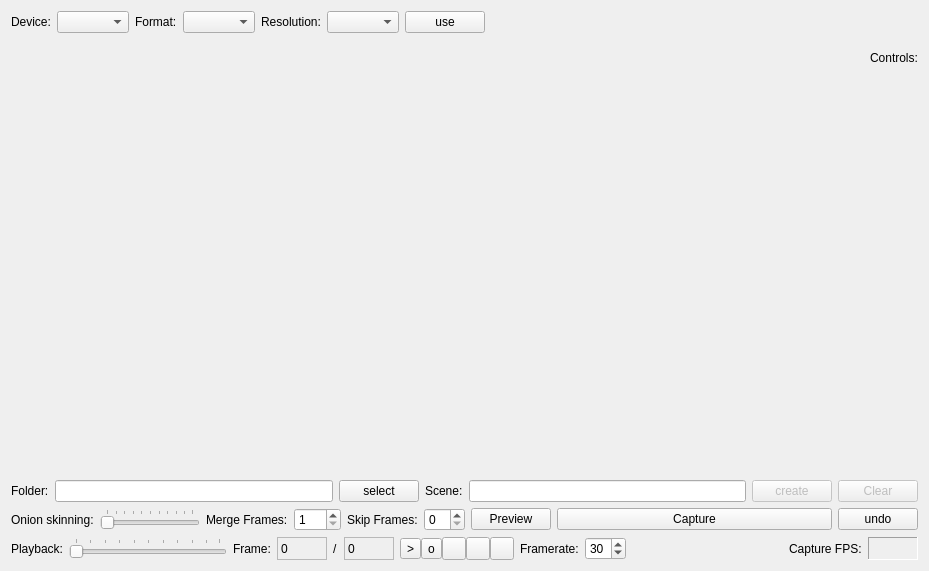
This is video/StopMoCap/trunk/stopmocap.ui in pfedick/openstopmotion as Qt 5 draws it before an edit. The edited form follows.
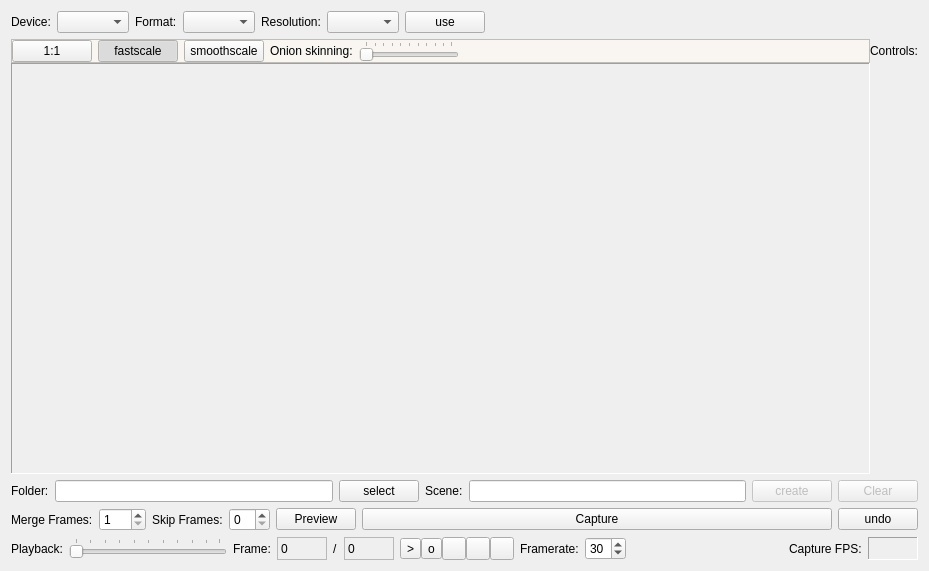
This is the edited form. Icons and pictures are not drawn.

What changed in the file:
```diff
--- a/video/StopMoCap/trunk/stopmocap.ui
+++ b/video/StopMoCap/trunk/stopmocap.ui
@@ -75,22 +75,12 @@
    <item>
     <layout class="QGridLayout" name="gridLayout">
      <property name="topMargin">
-      <number>9</number>
+      <number>0</number>
      </property>
-     <item row="0" column="0">
-      <spacer name="horizontalSpacer_2">
-       <property name="orientation">
-        <enum>Qt::Horizontal</enum>
-       </property>
-       <property name="sizeHint" stdset="0">
-        <size>
-         <width>40</width>
-         <height>20</height>
-        </size>
-       </property>
-      </spacer>
-     </item>
-     <item row="0" column="1">
+     <property name="spacing">
+      <number>0</number>
+     </property>
+     <item row="0" column="2">
       <widget class="QLabel" name="label_11">
        <property name="sizePolicy">
         <sizepolicy hsizetype="Preferred" vsizetype="Fixed">
@@ -98,6 +88,12 @@
          <verstretch>0</verstretch>
         </sizepolicy>
        </property>
+       <property name="frameShape">
+        <enum>QFrame::NoFrame</enum>
+       </property>
+       <property name="frameShadow">
+        <enum>QFrame::Plain</enum>
+       </property>
        <property name="text">
         <string>Controls:</string>
        </property>
@@ -106,123 +102,7 @@
        </property>
       </widget>
      </item>
-     <item row="1" column="0">
-      <widget class="QLabel" name="viewer">
-       <property name="sizePolicy">
-        <sizepolicy hsizetype="Ignored" vsizetype="Ignored">
-         <horstretch>0</horstretch>
-         <verstretch>0</verstretch>
-        </sizepolicy>
-       </property>
-       <property name="palette">
-        <palette>
-         <active>
-          <colorrole role="Button">
-           <brush brushstyle="SolidPattern">
-            <color alpha="255">
-             <red>0</red>
-             <green>0</green>
-             <blue>0</blue>
-            </color>
-           </brush>
-          </colorrole>
-          <colorrole role="Base">
-           <brush brushstyle="SolidPattern">
-            <color alpha="255">
-             <red>252</red>
-             <green>252</green>
-             <blue>252</blue>
-            </color>
-           </brush>
-          </colorrole>
-          <colorrole role="Window">
-           <brush brushstyle="SolidPattern">
-            <color alpha="255">
-             <red>0</red>
-             <green>0</green>
-             <blue>0</blue>
-            </color>
-           </brush>
-          </colorrole>
-         </active>
-         <inactive>
-          <colorrole role="Button">
-           <brush brushstyle="SolidPattern">
-            <color alpha="255">
-             <red>0</red>
-             <green>0</green>
-             <blue>0</blue>
-            </color>
-           </brush>
-          </colorrole>
-          <colorrole role="Base">
-           <brush brushstyle="SolidPattern">
-            <color alpha="255">
-             <red>252</red>
-             <green>252</green>
-             <blue>252</blue>
-            </color>
-           </brush>
-          </colorrole>
-          <colorrole role="Window">
-           <brush brushstyle="SolidPattern">
-            <color alpha="255">
-             <red>0</red>
-             <green>0</green>
-             <blue>0</blue>
-            </color>
-           </brush>
-          </colorrole>
-         </inactive>
-         <disabled>
-          <colorrole role="Button">
-           <brush brushstyle="SolidPattern">
-            <color alpha="255">
-             <red>0</red>
-             <green>0</green>
-             <blue>0</blue>
-            </color>
-           </brush>
-          </colorrole>
-          <colorrole role="Base">
-           <brush brushstyle="SolidPattern">
-            <color alpha="255">
-             <red>0</red>
-             <green>0</green>
-             <blue>0</blue>
-            </color>
-           </brush>
-          </colorrole>
-          <colorrole role="Window">
-           <brush brushstyle="SolidPattern">
-            <color alpha="255">
-             <red>0</red>
-             <green>0</green>
-             <blue>0</blue>
-            </color>
-           </brush>
-          </colorrole>
-         </disabled>
-        </palette>
-       </property>
-       <property name="frameShape">
-        <enum>QFrame::NoFrame</enum>
-       </property>
-       <property name="frameShadow">
-        <enum>QFrame::Sunken</enum>
-       </property>
-       <property name="text">
-        <string/>
-       </property>
-       <property name="textFormat">
-        <enum>Qt::LogText</enum>
-       </property>
-       <property name="scaledContents">
-        <bool>false</bool>
-       </property>
-      </widget>
-     </item>
-     <item row="1" column="1">
+     <item row="1" column="2">
       <layout class="QVBoxLayout" name="verticalLayout_2">
        <property name="leftMargin">
         <number>0</number>
@@ -248,6 +128,306 @@
        </item>
       </layout>
      </item>
+     <item row="0" column="1">
+      <widget class="QFrame" name="frame">
+       <property name="palette">
+        <palette>
+         <active>
+          <colorrole role="Base">
+           <brush brushstyle="SolidPattern">
+            <color alpha="255">
+             <red>255</red>
+             <green>255</green>
+             <blue>255</blue>
+            </color>
+           </brush>
+          </colorrole>
+          <colorrole role="Window">
+           <brush brushstyle="SolidPattern">
+            <color alpha="255">
+             <red>249</red>
+             <green>246</green>
+             <blue>242</blue>
+            </color>
+           </brush>
+          </colorrole>
+         </active>
+         <inactive>
+          <colorrole role="Base">
+           <brush brushstyle="SolidPattern">
+            <color alpha="255">
+             <red>255</red>
+             <green>255</green>
+             <blue>255</blue>
+            </color>
+           </brush>
+          </colorrole>
+          <colorrole role="Window">
+           <brush brushstyle="SolidPattern">
+            <color alpha="255">
+             <red>249</red>
+             <green>246</green>
+             <blue>242</blue>
+            </color>
+           </brush>
+          </colorrole>
+         </inactive>
+         <disabled>
+          <colorrole role="Base">
+           <brush brushstyle="SolidPattern">
+            <color alpha="255">
+             <red>249</red>
+             <green>246</green>
+             <blue>242</blue>
+            </color>
+           </brush>
+          </colorrole>
+          <colorrole role="Window">
+           <brush brushstyle="SolidPattern">
+            <color alpha="255">
+             <red>249</red>
+             <green>246</green>
+             <blue>242</blue>
+            </color>
+           </brush>
+          </colorrole>
+         </disabled>
+        </palette>
+       </property>
+       <property name="autoFillBackground">
+        <bool>true</bool>
+       </property>
+       <property name="frameShape">
+        <enum>QFrame::StyledPanel</enum>
+       </property>
+       <property name="frameShadow">
+        <enum>QFrame::Raised</enum>
+       </property>
+       <layout class="QHBoxLayout" name="horizontalLayout_7">
+        <property name="margin">
+         <number>0</number>
+        </property>
+        <item>
+         <widget class="QPushButton" name="zoom11">
+          <property name="text">
+           <string>1:1</string>
+          </property>
+          <property name="checkable">
+           <bool>true</bool>
+          </property>
+          <property name="autoExclusive">
+           <bool>true</bool>
+          </property>
+         </widget>
+        </item>
+        <item>
+         <widget class="QPushButton" name="zoomFast">
+          <property name="text">
+           <string>fastscale</string>
+          </property>
+          <property name="checkable">
+           <bool>true</bool>
+          </property>
+          <property name="checked">
+           <bool>true</bool>
+          </property>
+          <property name="autoExclusive">
+           <bool>true</bool>
+          </property>
+         </widget>
+        </item>
+        <item>
+         <widget class="QPushButton" name="zoomSmooth">
+          <property name="text">
+           <string>smoothscale</string>
+          </property>
+          <property name="checkable">
+           <bool>true</bool>
+          </property>
+          <property name="autoExclusive">
+           <bool>true</bool>
+          </property>
+         </widget>
+        </item>
+        <item>
+         <widget class="QLabel" name="label_4">
+          <property name="text">
+           <string>Onion skinning:</string>
+          </property>
+         </widget>
+        </item>
+        <item>
+         <widget class="QSlider" name="onionSkinning">
+          <property name="maximumSize">
+           <size>
+            <width>100</width>
+            <height>16777215</height>
+           </size>
+          </property>
+          <property name="orientation">
+           <enum>Qt::Horizontal</enum>
+          </property>
+          <property name="tickPosition">
+           <enum>QSlider::TicksAbove</enum>
+          </property>
+         </widget>
+        </item>
+        <item>
+         <spacer name="horizontalSpacer_2">
+          <property name="orientation">
+           <enum>Qt::Horizontal</enum>
+          </property>
+          <property name="sizeHint" stdset="0">
+           <size>
+            <width>40</width>
+            <height>20</height>
+           </size>
+          </property>
+         </spacer>
+        </item>
+       </layout>
+      </widget>
+     </item>
+     <item row="1" column="1">
+      <widget class="QFrame" name="frame">
+       <property name="frameShape">
+        <enum>QFrame::Panel</enum>
+       </property>
+       <property name="frameShadow">
+        <enum>QFrame::Sunken</enum>
+       </property>
+       <layout class="QVBoxLayout" name="verticalLayout_3">
+        <property name="spacing">
+         <number>0</number>
+        </property>
+        <property name="margin">
+         <number>0</number>
+        </property>
+        <item>
+         <widget class="QLabel" name="viewer">
+          <property name="sizePolicy">
+           <sizepolicy hsizetype="Ignored" vsizetype="Ignored">
+            <horstretch>0</horstretch>
+            <verstretch>0</verstretch>
+           </sizepolicy>
+          </property>
+          <property name="minimumSize">
+           <size>
+            <width>0</width>
+            <height>0</height>
+           </size>
+          </property>
+          <property name="palette">
+           <palette>
+            <active>
+             <colorrole role="Button">
+              <brush brushstyle="SolidPattern">
+               <color alpha="255">
+                <red>0</red>
+                <green>0</green>
+                <blue>0</blue>
+               </color>
+              </brush>
+             </colorrole>
+             <colorrole role="Base">
+              <brush brushstyle="SolidPattern">
+               <color alpha="255">
+                <red>252</red>
+                <green>252</green>
+                <blue>252</blue>
+               </color>
+              </brush>
+             </colorrole>
+             <colorrole role="Window">
+              <brush brushstyle="SolidPattern">
+               <color alpha="255">
+                <red>0</red>
+                <green>0</green>
+                <blue>0</blue>
+               </color>
+              </brush>
+             </colorrole>
+            </active>
+            <inactive>
+             <colorrole role="Button">
+              <brush brushstyle="SolidPattern">
+               <color alpha="255">
+                <red>0</red>
+                <green>0</green>
+                <blue>0</blue>
+               </color>
+              </brush>
+             </colorrole>
+             <colorrole role="Base">
+              <brush brushstyle="SolidPattern">
+               <color alpha="255">
+                <red>252</red>
+                <green>252</green>
+                <blue>252</blue>
+               </color>
+              </brush>
+             </colorrole>
+             <colorrole role="Window">
+              <brush brushstyle="SolidPattern">
+               <color alpha="255">
+                <red>0</red>
+                <green>0</green>
+                <blue>0</blue>
+               </color>
+              </brush>
+             </colorrole>
+            </inactive>
+            <disabled>
+             <colorrole role="Button">
+              <brush brushstyle="SolidPattern">
+               <color alpha="255">
+                <red>0</red>
+                <green>0</green>
+                <blue>0</blue>
+               </color>
+              </brush>
+             </colorrole>
+             <colorrole role="Base">
+              <brush brushstyle="SolidPattern">
+               <color alpha="255">
+                <red>0</red>
+                <green>0</green>
+                <blue>0</blue>
+               </color>
+              </brush>
+             </colorrole>
+             <colorrole role="Window">
+              <brush brushstyle="SolidPattern">
+               <color alpha="255">
+                <red>0</red>
+                <green>0</green>
+                <blue>0</blue>
+               </color>
+              </brush>
+             </colorrole>
+            </disabled>
+           </palette>
+          </property>
+          <property name="frameShape">
+           <enum>QFrame::NoFrame</enum>
+          </property>
+          <property name="frameShadow">
+           <enum>QFrame::Sunken</enum>
+          </property>
+          <property name="text">
+           <string/>
+          </property>
+          <property name="textFormat">
+           <enum>Qt::LogText</enum>
+          </property>
+          <property name="scaledContents">
+           <bool>false</bool>
+          </property>
+         </widget>
+        </item>
+       </layout>
+      </widget>
+     </item>
     </layout>
    </item>
    <item>
@@ -319,29 +499,6 @@
      <property name="topMargin">
       <number>0</number>
      </property>
-     <item>
-      <widget class="QLabel" name="label_4">
-       <property name="text">
-        <string>Onion skinning:</string>
-       </property>
-      </widget>
-     </item>
-     <item>
-      <widget class="QSlider" name="onionSkinning">
-       <property name="maximumSize">
-        <size>
-         <width>100</width>
-         <height>16777215</height>
-        </size>
-       </property>
-       <property name="orientation">
-        <enum>Qt::Horizontal</enum>
-       </property>
-       <property name="tickPosition">
-        <enum>QSlider::TicksAbove</enum>
-       </property>
-      </widget>
-     </item>
      <item>
       <widget class="QLabel" name="label_9">
        <property name="text">
```
